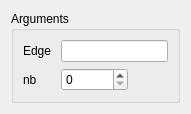
Before: the Qt Designer form src/HEXABLOCKGUI/CutEdge_QTD.ui in SalomePlatform/hexablock, drawn with Qt 5.
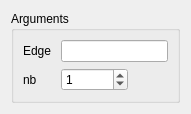
After: the same form once the commit is applied.

```diff
--- a/src/HEXABLOCKGUI/CutEdge_QTD.ui
+++ b/src/HEXABLOCKGUI/CutEdge_QTD.ui
@@ -7,7 +7,7 @@
     <x>0</x>
     <y>0</y>
     <width>191</width>
-    <height>111</height>
+    <height>114</height>
    </rect>
   </property>
   <property name="sizePolicy">
@@ -50,6 +50,9 @@
         <property name="maximum">
          <number>1000000</number>
         </property>
+        <property name="value">
+         <number>1</number>
+        </property>
        </widget>
       </item>
       <item row="1" column="1">
```
